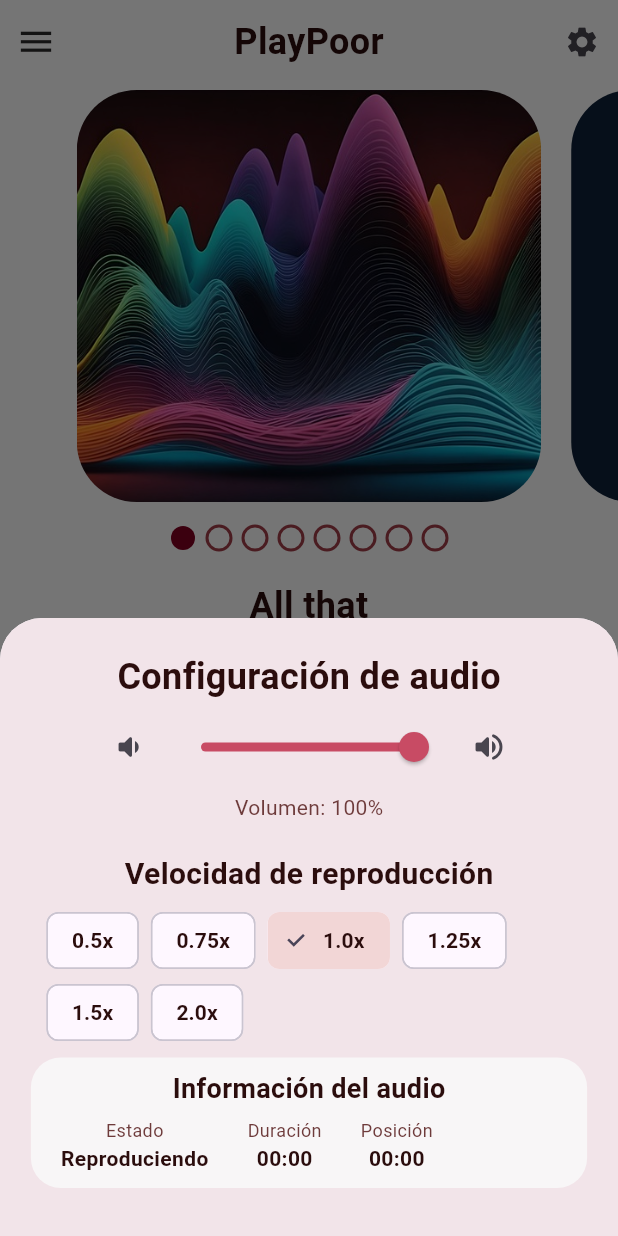
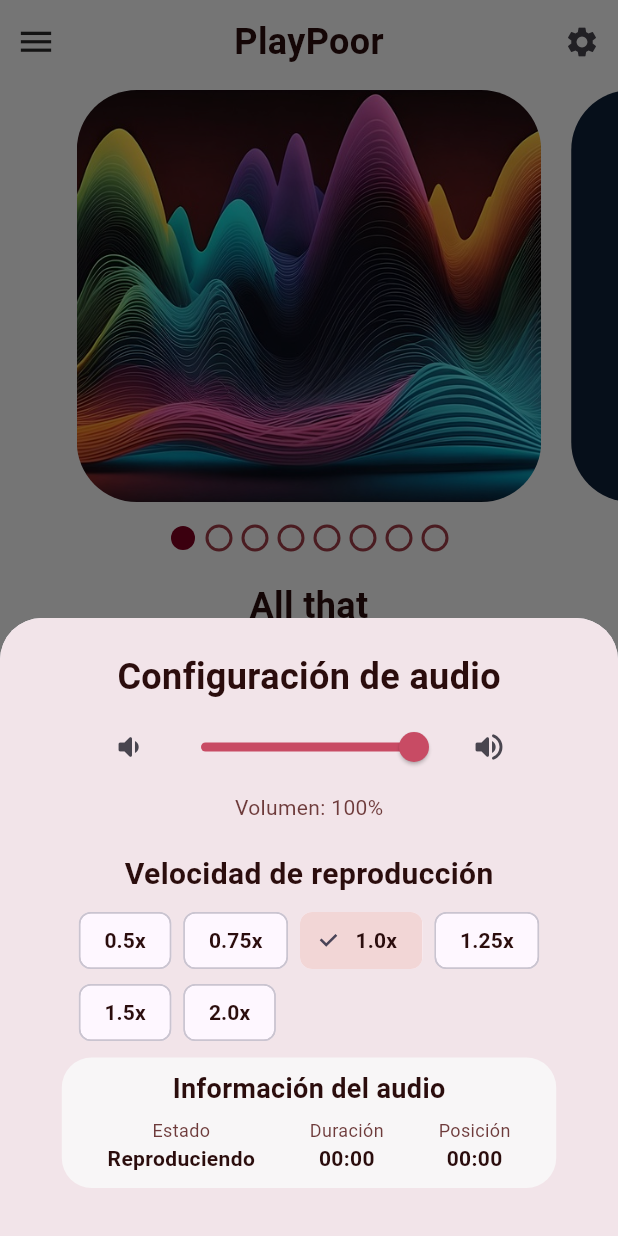
Before and after one commit to gael-rdrgz/playpoor, a Flutter app: the screen it shows after launch, after a tap on the "settings" icon, on a phone screen of 412 x 824 dp. Run offline on Flutter 3.47's test engine with Material 3 defaults, Android fonts, the phone set to English and light mode, and no system bars; drawn by our look-alikes of flutter_slider_drawer, percent_indicator, smooth_page_indicator; our stand-ins replace audioplayers, equatable, flutter_bloc; Roboto replaces fonts that are missing (DMSerif); project files that could hold a hidden picture were left out.

Commit message:
Modal de configuraciones completamente centrao.

```diff
--- a/lib/views/conf_modal.dart
+++ b/lib/views/conf_modal.dart
@@ -118,6 +118,7 @@ class ConfModal extends StatelessWidget {
               ),
               SizedBox(
                 width: MediaQuery.of(context).size.width * .85,
+                child: Center(
                   child: Wrap(
                     spacing: 8,
                     children: [
@@ -208,6 +209,7 @@ class ConfModal extends StatelessWidget {
                     ],
                   ),
                 ),
+              ),
               Container(
                 padding: EdgeInsetsGeometry.only(
                   top: 8,
@@ -215,7 +217,7 @@ class ConfModal extends StatelessWidget {
                   left: 20,
                   right: 20,
                 ),
-                width: MediaQuery.of(context).size.width * .90,
+                width: MediaQuery.of(context).size.width * .8,
                 decoration: BoxDecoration(
                   color: Color(0xfff8f6f7),
                   borderRadius: BorderRadius.circular(20),
@@ -233,6 +235,8 @@ class ConfModal extends StatelessWidget {
                       ),
                     ),
                     Row(
+                      mainAxisAlignment: MainAxisAlignment.spaceEvenly,
+                      crossAxisAlignment: CrossAxisAlignment.center,
                       spacing: 26,
                       children: [
                         Column(
```
Lines whose indentation alone changed are shown as unchanged.
